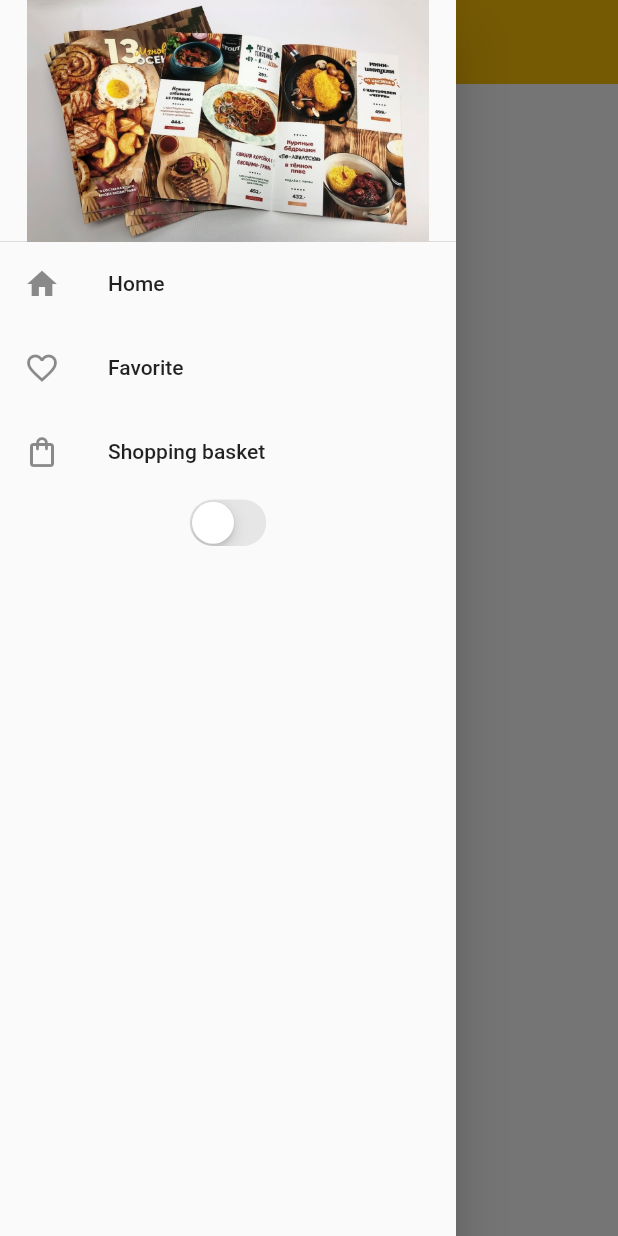
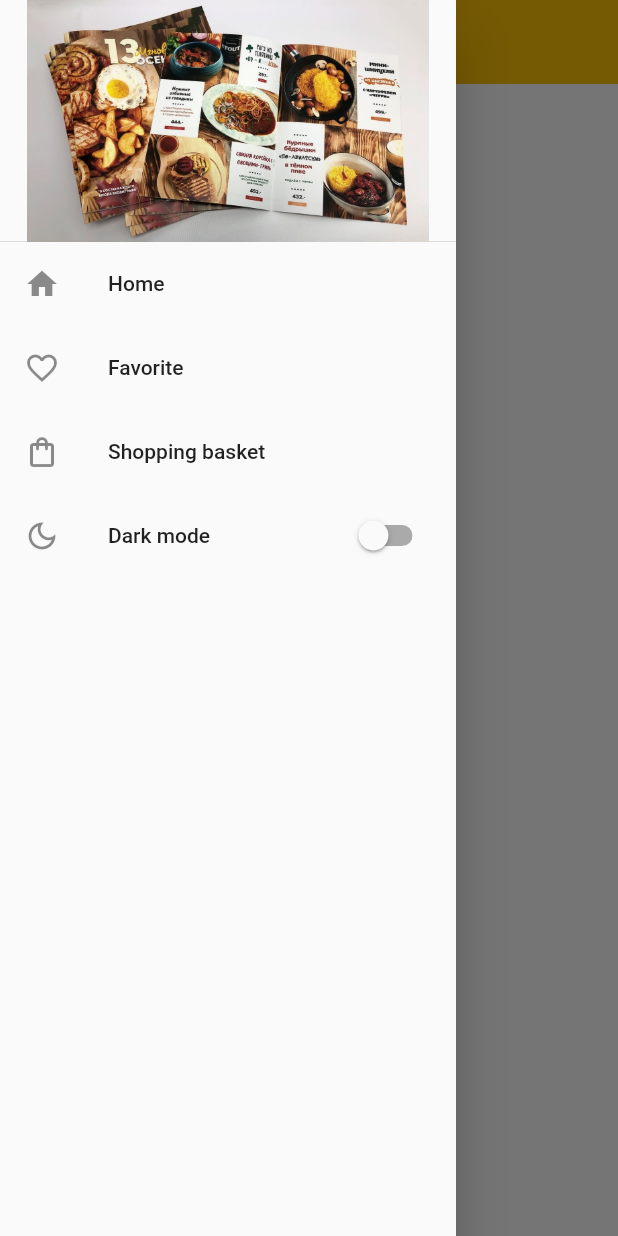
Before and after one commit to AlexanderMustafin/cook_book_new, a Flutter app: the screen it shows after launch, with the side drawer open, on a phone screen of 412 x 824 dp. Run offline on Flutter 3.47's test engine with Material 2 defaults, Android fonts, the phone set to English and light mode, and no system bars; our stand-ins replace shared_preferences.

Commit message:
First commit

```diff
--- a/lib/pages/home.dart
+++ b/lib/pages/home.dart
@@ -38,13 +38,16 @@ class _HomeState extends State<Home> {
           title: Text('Shopping basket'),
           onTap: () {},
         ),
-        CupertinoSwitch(
+        SwitchListTile(
+          title: const Text('Dark mode'),
             value: themeChange.darkTheme,
             onChanged: (value) {
               setState(() {
                 themeChange.darkTheme = value;
               });
-            }),
+            },
+            secondary: Icon(Icons.dark_mode_outlined)
+            ),
       ])),
       appBar: AppBar(
         backgroundColor: Colors.amber,
```
